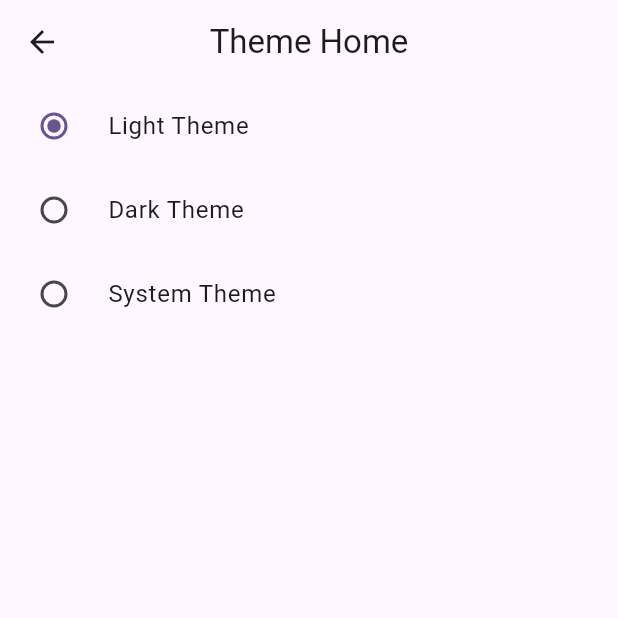
After one commit to usman1170/flutter_provider_course, a Flutter app: the ThemeHomeScreem screen opened directly, on a phone screen of 412 x 824 dp, the top half of it. The commit adds this screen. Run offline on Flutter 3.47's test engine with Material 3 defaults, Android fonts, the phone set to English and light mode, and no system bars.

Commit message:
theme and stateless widget to statefull with provider

```diff
--- /dev/null
+++ b/lib/theme/provider/theme_provider.dart
@@ -0,0 +1,10 @@
+import 'package:flutter/material.dart';
+
+class ThemeProvider with ChangeNotifier {
+  var _themeMode = ThemeMode.light;
+  ThemeMode get themeMode => _themeMode;
+  void setThemeMode(themeMode) {
+    _themeMode = themeMode;
+    notifyListeners();
+  }
+}
--- /dev/null
+++ b/lib/theme/screens/home.dart
@@ -0,0 +1,52 @@
+// ignore_for_file: avoid_print
+
+import 'package:flutter/material.dart';
+import 'package:provider/provider.dart';
+import 'package:provider_course/theme/provider/theme_provider.dart';
+
+class ThemeHomeScreem extends StatefulWidget {
+  const ThemeHomeScreem({super.key});
+
+  @override
+  State<ThemeHomeScreem> createState() => _ThemeHomeScreemState();
+}
+
+class _ThemeHomeScreemState extends State<ThemeHomeScreem> {
+  @override
+  Widget build(BuildContext context) {
+    print("Upper build");
+    return Scaffold(
+      appBar: AppBar(
+        title: const Text("Theme Home"),
+        centerTitle: true,
+      ),
+      body: Center(
+        child: Consumer<ThemeProvider>(builder: (context, value, c) {
+          return Column(
+            mainAxisAlignment: MainAxisAlignment.start,
+            children: [
+              RadioListTile<ThemeMode>(
+                title: const Text("Light Theme"),
+                value: ThemeMode.light,
+                groupValue: value.themeMode,
+                onChanged: value.setThemeMode,
+              ),
+              RadioListTile<ThemeMode>(
+                title: const Text("Dark Theme"),
+                value: ThemeMode.dark,
+                groupValue: value.themeMode,
+                onChanged: value.setThemeMode,
+              ),
+              RadioListTile<ThemeMode>(
+                title: const Text("System Theme"),
+                value: ThemeMode.system,
+                groupValue: value.themeMode,
+                onChanged: value.setThemeMode,
+              ),
+            ],
+          );
+        }),
+      ),
+    );
+  }
+}
```
Also changed, not shown: lib/auth/screens/login.dart (added, +50 -0 lines), lib/main.dart (+76 -17 lines).
